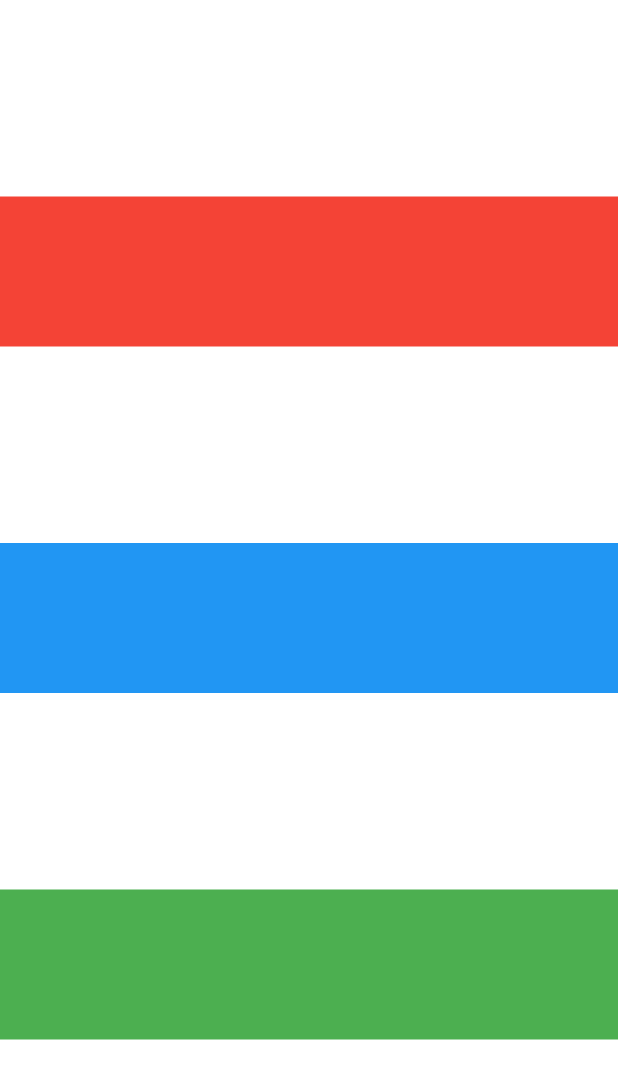
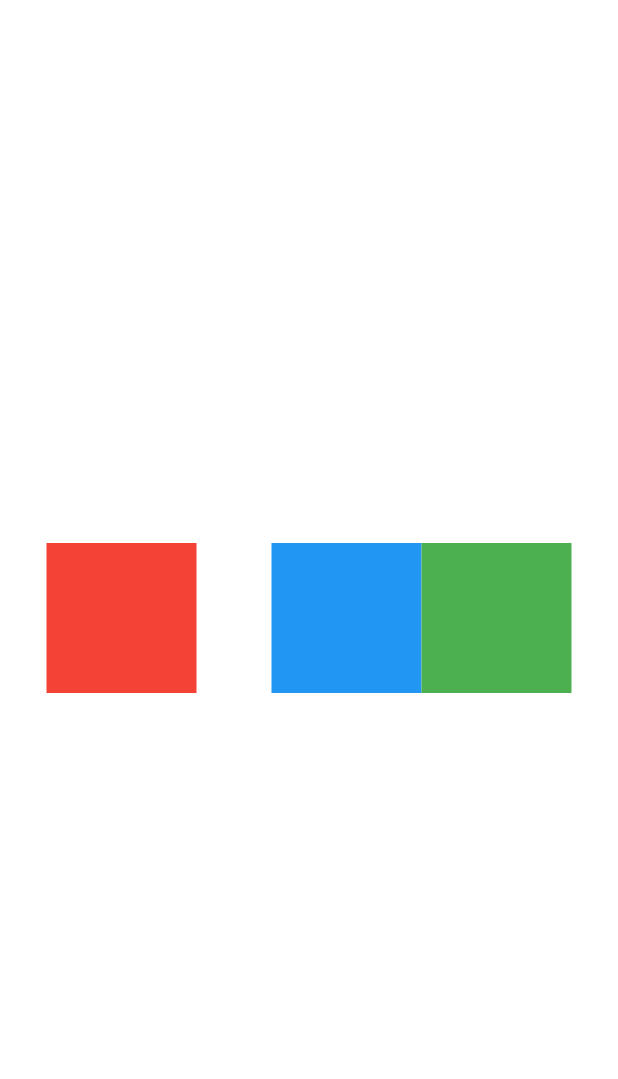
Before and after one commit to guilhermesquita/flutter-columns-rows, a Flutter app: the screen it shows after launch, on a phone screen of 412 x 824 dp. Shown: the top 1079 px of the screen. Run offline on Flutter 3.47's test engine with Material 3 defaults, Android fonts, the phone set to English and light mode, and no system bars.

Commit message:
row flutter

```diff
--- a/lib/main.dart
+++ b/lib/main.dart
@@ -9,18 +9,22 @@ class MyApp extends StatelessWidget {
   @override
   Widget build(BuildContext context) {
     return MaterialApp(
+      debugShowCheckedModeBanner: false,
       theme: ThemeData(
         colorScheme: ColorScheme.fromSeed(seedColor: Colors.deepPurple),
         useMaterial3: true,
       ),
-      home: Column(
-        mainAxisAlignment: MainAxisAlignment.spaceEvenly,
-        crossAxisAlignment: CrossAxisAlignment.stretch,
+      home: Row(
+        mainAxisAlignment: MainAxisAlignment.center,
+        crossAxisAlignment: CrossAxisAlignment.center,
         children: [
           Container(
             color: Colors.red,
             width: 100,
             height: 100,
+          ),
+          SizedBox(
+            width: 50,
           ),
           Container(
             color: Colors.blue,
```
